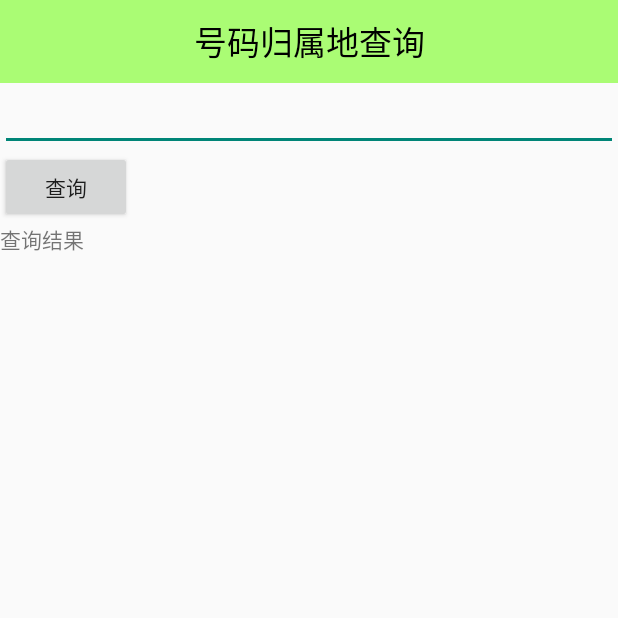
After one commit to wangyongf/SmartGuard, an Android app: the NumberAddressQueryActivity screen opened directly, with no data from a screen before it, on a phone screen of 412 x 824 dp, the top half of it. The commit adds this screen. Run offline under Robolectric (Android 15) with nearby library versions, the phone set to English and light mode, and no system bars.

Commit message:
10. 号码归属地查询基本完成，查询功能完成，但是，需要完成拷贝address.db数据库到data/data/files目录下这一功能失败。回校再说。
Signed-off-by: scott1024 <1059613472@qq.com>

```diff
--- a/app/src/main/java/com/yongf/smartguard/HomeActivity.java
+++ b/app/src/main/java/com/yongf/smartguard/HomeActivity.java
@@ -66,6 +66,11 @@ public class HomeActivity extends AppCompatActivity {
                         break;
                     case 0:     //进入手机防盗页面
                         showLostFindDialog();
+                        break;
+                    case 7:     //进入高级工具
+                        Intent intent1 = new Intent(HomeActivity.this, AtoolsActivity.class);
+                        startActivity(intent1);
+
                         break;
                 }
             }
--- /dev/null
+++ b/app/src/main/java/com/yongf/smartguard/NumberAddressQueryActivity.java
@@ -0,0 +1,48 @@
+package com.yongf.smartguard;
+
+import android.support.v7.app.AppCompatActivity;
+import android.os.Bundle;
+import android.text.TextUtils;
+import android.view.View;
+import android.widget.EditText;
+import android.widget.TextView;
+import android.widget.Toast;
+
+import com.yongf.smartguard.db.dao.NumberAddressQueryUtils;
+
+public class NumberAddressQueryActivity extends AppCompatActivity {
+
+    private EditText et_number_query;
+
+    private TextView tv_query_result;
+
+    @Override
+    protected void onCreate(Bundle savedInstanceState) {
+        super.onCreate(savedInstanceState);
+        setContentView(R.layout.activity_number_address_query);
+
+        et_number_query = (EditText) findViewById(R.id.et_number_query);
+        tv_query_result = (TextView) findViewById(R.id.tv_query_result);
+    }
+
+    /**
+     * 号码归属地开启查询
+     * @param view
+     */
+    public void numberAddressQuery(View view) {
+        String phoneNum = et_number_query.getText().toString().trim();
+        if (TextUtils.isEmpty(phoneNum)) {
+            Toast.makeText(NumberAddressQueryActivity.this, "号码为空", Toast.LENGTH_SHORT).show();
+            return;
+        }
+
+        //去数据库查询号码归属地
+        System.out.println("去数据库查询号码归属地");
+        //1. 网络查询
+
+        //2. 本地查询
+        //写一个工具类，去查询数据库
+        String address = NumberAddressQueryUtils.queryNumber(phoneNum);
+        tv_query_result.setText(address);
+    }
+}
--- /dev/null
+++ b/app/src/main/res/layout/activity_number_address_query.xml
@@ -0,0 +1,37 @@
+<?xml version="1.0" encoding="utf-8"?>
+<LinearLayout xmlns:android="http://schemas.android.com/apk/res/android"
+    xmlns:tools="http://schemas.android.com/tools" android:layout_width="match_parent"
+    android:layout_height="match_parent"
+    android:orientation="vertical"
+    tools:context="com.yongf.smartguard.AtoolsActivity">
+
+    <TextView
+        android:id="@+id/tv_aa"
+        android:background="#8866ff00"
+        android:gravity="center"
+        android:text="号码归属地查询"
+        android:textColor="#000000"
+        android:textSize="22sp"
+        android:layout_width="fill_parent"
+        android:layout_height="55dip" />
+
+    <EditText
+        android:id="@+id/et_number_query"
+        android:inputType="phone"
+        android:layout_width="fill_parent"
+        android:layout_height="wrap_content" />
+
+    <Button
+        android:onClick="numberAddressQuery"
+        android:text="查询"
+        android:id="@+id/btn_start_query"
+        android:layout_width="wrap_content"
+        android:layout_height="wrap_content" />
+
+    <TextView
+        android:id="@+id/tv_query_result"
+        android:text="查询结果"
+        android:layout_width="wrap_content"
+        android:layout_height="wrap_content" />
+
+</LinearLayout>
```
Also changed, not shown: app/src/main/AndroidManifest.xml (+25 -1 lines), app/src/main/java/com/yongf/smartguard/AtoolsActivity.java (added, +24 -0 lines), app/src/main/java/com/yongf/smartguard/LockScreenActivity.java (added, +84 -0 lines), app/src/main/java/com/yongf/smartguard/MyAdmin.java (added, +11 -0 lines), app/src/main/java/com/yongf/smartguard/SplashActivity.java (+32 -0 lines), app/src/main/java/com/yongf/smartguard/db/dao/NumberAddressQueryUtils.java (added, +77 -0 lines), app/src/main/java/com/yongf/smartguard/receiver/SMSReceiver.java (+17 -0 lines), app/src/main/java/com/yongf/smartguard/service/GPSService.java (+42 -6 lines), app/src/main/java/com/yongf/smartguard/service/ModifyOffset.java (added, +106 -0 lines), app/src/main/res/layout/activity_atools.xml (added, +31 -0 lines), app/src/main/res/layout/activity_lock_screen.xml (added, +27 -0 lines), app/src/main/res/xml/device_admin.xml (added, +13 -0 lines), 2 other files.
